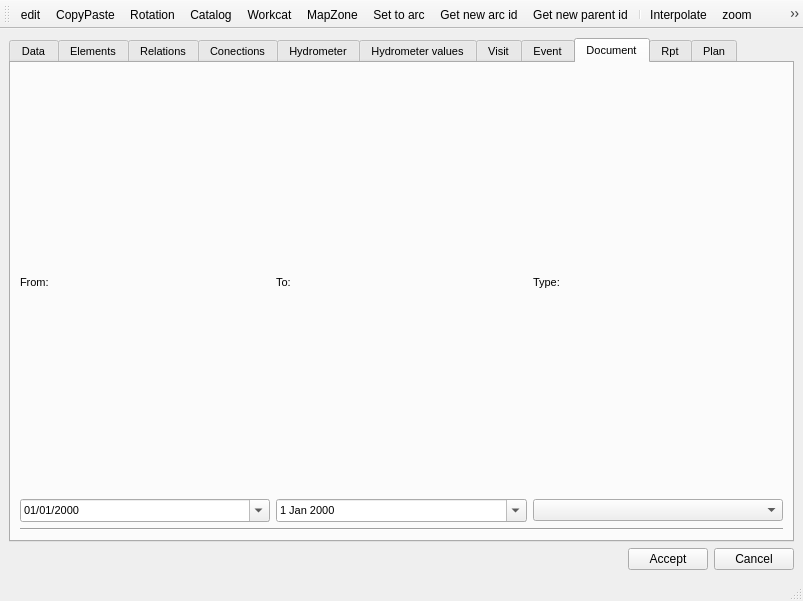
Old version of the form core/ui/toolbars/basic/info_feature.ui in the repository Giswater/giswater_qgis_plugin.
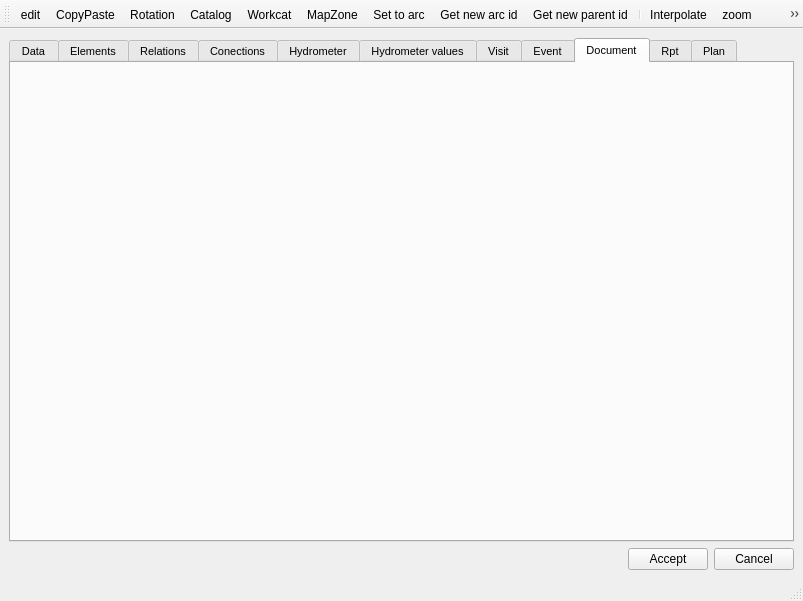
New version of the form. The open tabs and pages were chosen to show the change. Icons and pictures are not drawn.

Commit message: changes on layout names

```diff
--- a/core/ui/toolbars/basic/info_feature.ui
+++ b/core/ui/toolbars/basic/info_feature.ui
@@ -14,11 +14,11 @@
    <string>Junction</string>
   </property>
   <widget class="QWidget" name="centralwidget">
-   <layout class="QVBoxLayout" name="verticalLayout">
-    <item>
+   <layout class="QGridLayout" name="gridLayout_4">
+    <item row="0" column="0">
      <layout class="QGridLayout" name="lyt_top_1"/>
     </item>
-    <item>
+    <item row="1" column="0">
      <widget class="QTabWidget" name="tab_main">
       <property name="font">
        <font>
@@ -34,7 +34,7 @@
        <enum>QTabWidget::Rounded</enum>
       </property>
       <property name="currentIndex">
-       <number>0</number>
+       <number>6</number>
       </property>
       <widget class="QWidget" name="tab_data">
        <attribute name="title">
@@ -51,8 +51,8 @@
             <rect>
              <x>0</x>
              <y>0</y>
-             <width>761</width>
-             <height>382</height>
+             <width>753</width>
+             <height>349</height>
             </rect>
            </property>
            <attribute name="label">
@@ -72,8 +72,8 @@
             <rect>
              <x>0</x>
              <y>0</y>
-             <width>761</width>
-             <height>382</height>
+             <width>98</width>
+             <height>28</height>
             </rect>
            </property>
            <attribute name="label">
@@ -95,13 +95,13 @@
        </attribute>
        <layout class="QGridLayout" name="gridLayout_2">
         <item row="1" column="0">
-         <layout class="QGridLayout" name="lyt_elements_2"/>
+         <layout class="QGridLayout" name="lyt_element_2"/>
         </item>
         <item row="0" column="0">
-         <layout class="QGridLayout" name="lyt_elements_1"/>
+         <layout class="QGridLayout" name="lyt_element_1"/>
         </item>
         <item row="2" column="0">
-         <layout class="QGridLayout" name="lyt_elements_3"/>
+         <layout class="QGridLayout" name="lyt_element_3"/>
         </item>
        </layout>
       </widget>
@@ -111,13 +111,13 @@
        </attribute>
        <layout class="QGridLayout" name="gridLayout">
         <item row="1" column="0">
-         <layout class="QGridLayout" name="lyt_relations_2"/>
+         <layout class="QGridLayout" name="lyt_relation_2"/>
         </item>
         <item row="0" column="0">
-         <layout class="QGridLayout" name="lyt_relations_1"/>
+         <layout class="QGridLayout" name="lyt_relation_1"/>
         </item>
         <item row="2" column="0">
-         <layout class="QGridLayout" name="lyt_relations_3"/>
+         <layout class="QGridLayout" name="lyt_relation_3"/>
         </item>
        </layout>
       </widget>
@@ -590,72 +590,14 @@
         <string>Document</string>
        </attribute>
        <layout class="QGridLayout" name="gridLayout_5">
-        <item row="3" column="0">
-         <layout class="QGridLayout" name="gridLayout_4" rowstretch="0,0" columnstretch="0,0,0">
-          <property name="sizeConstraint">
-           <enum>QLayout::SetDefaultConstraint</enum>
-          </property>
-          <property name="verticalSpacing">
-           <number>6</number>
-          </property>
-          <item row="0" column="1">
-           <widget class="QLabel" name="label_5">
-            <property name="text">
-             <string>To:</string>
-            </property>
-           </widget>
-          </item>
-          <item row="1" column="0">
-           <widget class="QDateEdit" name="date_document_from">
-            <property name="displayFormat">
-             <string>dd/MM/yyyy</string>
-            </property>
-            <property name="calendarPopup">
-             <bool>true</bool>
-            </property>
-           </widget>
-          </item>
-          <item row="1" column="1">
-           <widget class="QDateEdit" name="date_document_to">
-            <property name="calendarPopup">
-             <bool>true</bool>
-            </property>
-           </widget>
-          </item>
-          <item row="1" column="2">
-           <widget class="QComboBox" name="doc_type"/>
-          </item>
-          <item row="0" column="0">
-           <widget class="QLabel" name="label_4">
-            <property name="text">
-             <string>From:</string>
-            </property>
-           </widget>
-          </item>
-          <item row="0" column="2">
-           <widget class="QLabel" name="label_3">
-            <property name="text">
-             <string>Type:</string>
-            </property>
-           </widget>
-          </item>
-         </layout>
-        </item>
         <item row="0" column="0">
-         <layout class="QGridLayout" name="lyt_documents_1"/>
-        </item>
-        <item row="4" column="0">
-         <widget class="Line" name="line">
-          <property name="orientation">
-           <enum>Qt::Horizontal</enum>
-          </property>
-         </widget>
-        </item>
-        <item row="2" column="0">
-         <layout class="QGridLayout" name="lyt_documents_3"/>
+         <layout class="QGridLayout" name="lyt_document_1"/>
         </item>
         <item row="1" column="0">
-         <layout class="QGridLayout" name="lyt_documents_2"/>
+         <layout class="QGridLayout" name="lyt_document_2"/>
+        </item>
+        <item row="2" column="0">
+         <layout class="QGridLayout" name="lyt_document_3"/>
         </item>
        </layout>
       </widget>
@@ -687,13 +629,13 @@
       </widget>
      </widget>
     </item>
-    <item>
+    <item row="2" column="0">
      <layout class="QGridLayout" name="lyt_bot_1"/>
     </item>
-    <item>
+    <item row="3" column="0">
      <layout class="QGridLayout" name="lyt_bot_2"/>
     </item>
-    <item>
+    <item row="4" column="0">
      <layout class="QHBoxLayout" name="horizontalLayout">
       <item>
        <spacer name="horizontalSpacer">
```
The commit also changes 1 other file.
